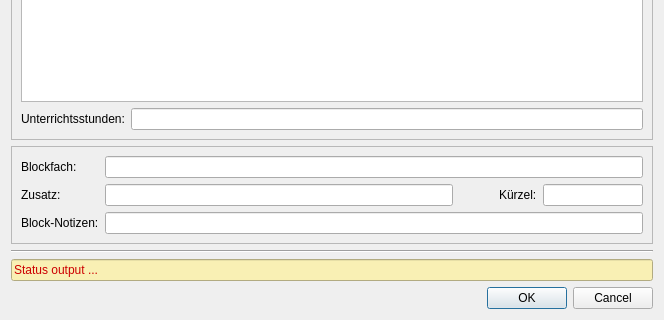
Above: WZ/program-data/ui/dialog_block_name.ui from gradgrind/WZS before the change; both pictures show x 0 to 664 and y 190 to 510 of the 664 by 510 pixel window. Below: the same form after it.
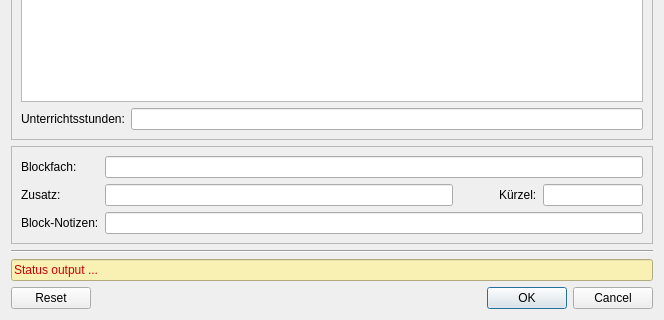
That is the form after the change.

Commit message: Add reset button to block-name dialog

What changed in the file:
```diff
--- a/WZ/program-data/ui/dialog_block_name.ui
+++ b/WZ/program-data/ui/dialog_block_name.ui
@@ -243,34 +243,14 @@
     </widget>
    </item>
    <item>
-    <layout class="QHBoxLayout" name="horizontalLayout_5" stretch="0,0">
-     <item>
-      <spacer name="horizontalSpacer_3">
-       <property name="orientation">
-        <enum>Qt::Horizontal</enum>
-       </property>
-       <property name="sizeType">
-        <enum>QSizePolicy::MinimumExpanding</enum>
-       </property>
-       <property name="sizeHint" stdset="0">
-        <size>
-         <width>40</width>
-         <height>20</height>
-        </size>
-       </property>
-      </spacer>
-     </item>
-     <item>
       <widget class="QDialogButtonBox" name="buttonBox">
        <property name="orientation">
         <enum>Qt::Horizontal</enum>
        </property>
        <property name="standardButtons">
-        <set>QDialogButtonBox::Cancel|QDialogButtonBox::Ok</set>
-       </property>
-      </widget>
-     </item>
-    </layout>
+      <set>QDialogButtonBox::Cancel|QDialogButtonBox::Ok|QDialogButtonBox::Reset</set>
+     </property>
+    </widget>
    </item>
   </layout>
  </widget>
```
Lines whose indentation alone changed are shown as unchanged. The commit also changes 2 other files.
